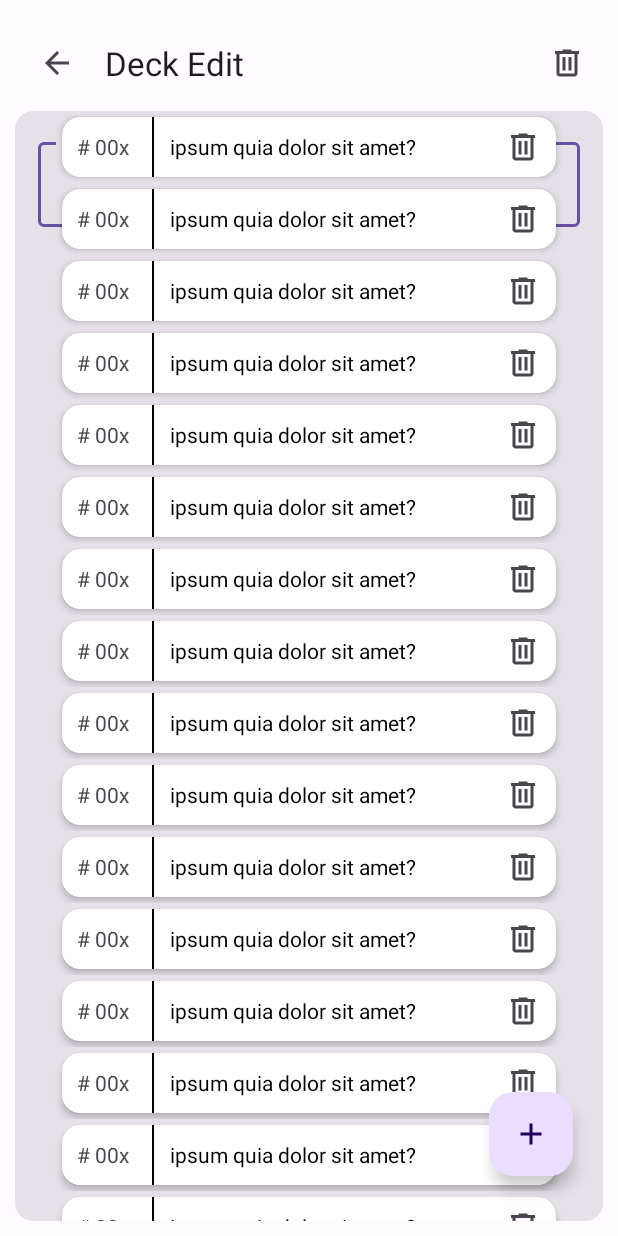
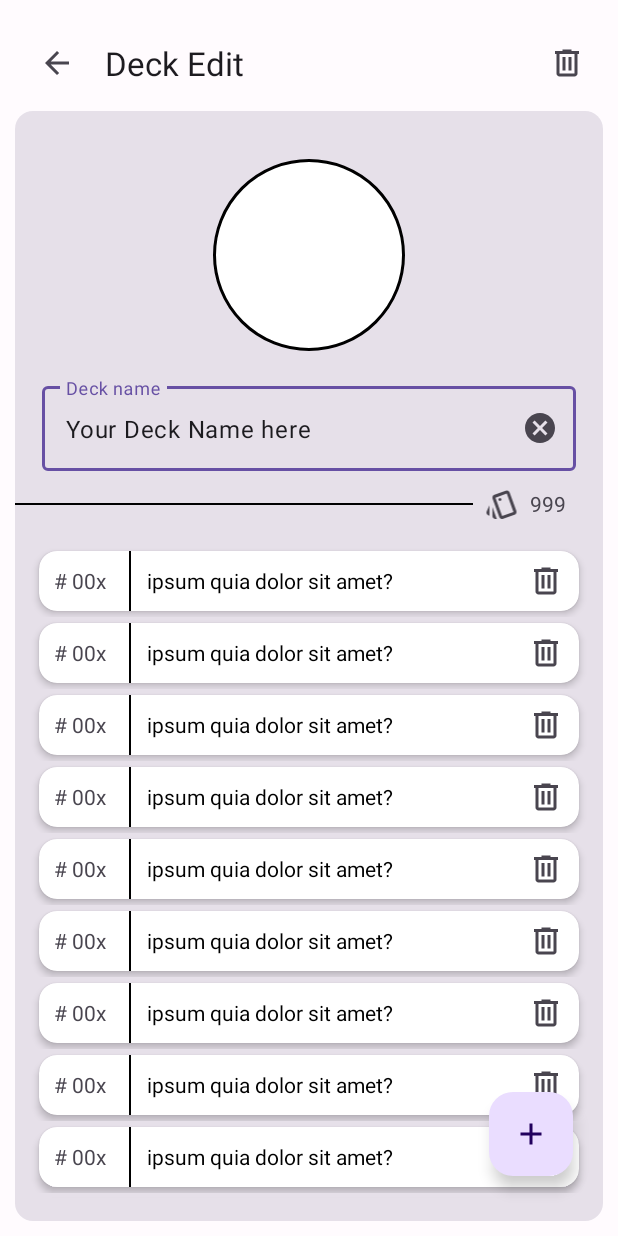
Before and after one commit to harouzie/android-final, an Android app: the DeckEditActivity screen opened directly, with no data from a screen before it, on a phone screen of 412 x 824 dp. Run offline under Robolectric (Android 15) with nearby library versions, the phone set to English and light mode, and no system bars.

Commit message:
UI patch 2.3.3 Deck Edit completion 100% - functionality binding in progress

```diff
--- /dev/null
+++ b/app/src/main/res/drawable/img_deck_cover.xml
@@ -0,0 +1,16 @@
+<shape xmlns:android="http://schemas.android.com/apk/res/android"
+    android:shape="oval">
+
+    <solid android:color="#FFFFFF"/>
+
+    <stroke
+        android:width="2dp"
+        android:color="#000000"/>
+
+    <padding
+        android:left="2dp"
+        android:top="2dp"
+        android:right="2dp"
+        android:bottom="2dp" />
+
+</shape>
--- a/app/src/main/res/layout/activity_deck_edit.xml
+++ b/app/src/main/res/layout/activity_deck_edit.xml
@@ -43,15 +43,27 @@
             android:layout_height="match_parent"
             android:background="@color/md_theme_light_deck_edit_grayish">
 
+            <androidx.appcompat.widget.AppCompatImageView
+                android:id="@+id/deckCover"
+                android:layout_centerHorizontal="true"
+                android:layout_marginTop="32dp"
+                android:src="@drawable/img_deck_cover"
+                android:scaleType="centerCrop"
+                android:layout_width="128dp"
+                android:layout_height="128dp"/>
+
             <com.google.android.material.textfield.TextInputLayout
                 android:layout_width="match_parent"
                 android:layout_height="wrap_content"
-                android:layout_margin="15dp">
+                android:layout_margin="18dp"
+                android:layout_below="@id/deckCover"
+                app:endIconMode="clear_text">
 
                 <com.google.android.material.textfield.TextInputEditText
                     android:layout_width="match_parent"
                     android:layout_height="wrap_content"
-                    android:hint="@string/ipsum_quia_dolor_sit_amet">
+                    android:hint="@string/deck_name"
+                    android:text="Your Deck Name here">
 
                 </com.google.android.material.textfield.TextInputEditText>
             </com.google.android.material.textfield.TextInputLayout>
@@ -60,8 +72,8 @@
                 android:id="@+id/dividerLayout"
                 android:layout_width="match_parent"
                 android:layout_height="wrap_content"
-                android:layout_above="@id/flashcardRCV"
                 android:orientation="horizontal"
+                android:layout_marginTop="250dp"
                 android:paddingRight="10dp">
 
                 <com.google.android.material.divider.MaterialDivider
@@ -92,8 +104,9 @@
                 android:id="@+id/flashcardRCV"
                 android:layout_width="match_parent"
                 android:layout_height="wrap_content"
-                android:layout_marginStart="15dp"
-                android:layout_marginEnd="15dp"
+                android:layout_below="@id/dividerLayout"
+                android:layout_marginTop="15dp"
+                android:layout_marginBottom="15dp"
                 android:layout_alignParentBottom="true"
                 android:layout_centerHorizontal="true" />
 
@@ -107,7 +120,6 @@
                 android:layout_marginEnd="20dp"
                 android:layout_marginBottom="30dp"
                 android:src="@drawable/ic_add"
-                app:fabSize="mini"
                 android:contentDescription="@string/add_new_card" />
 
         </RelativeLayout>
--- a/app/src/main/res/layout/fragment_deck_library.xml
+++ b/app/src/main/res/layout/fragment_deck_library.xml
@@ -1,5 +1,5 @@
 <?xml version="1.0" encoding="utf-8"?>
-<FrameLayout xmlns:android="http://schemas.android.com/apk/res/android"
+<RelativeLayout xmlns:android="http://schemas.android.com/apk/res/android"
     xmlns:app="http://schemas.android.com/apk/res-auto"
     xmlns:tools="http://schemas.android.com/tools"
     android:layout_width="match_parent"
@@ -23,6 +23,7 @@
                 android:layout_width="match_parent"
                 android:layout_height="wrap_content"/>
 
+
         </androidx.core.widget.NestedScrollView>
 
         <com.google.android.material.appbar.AppBarLayout
@@ -43,4 +44,13 @@
         </com.google.android.material.search.SearchView>
     </androidx.coordinatorlayout.widget.CoordinatorLayout>
 
-</FrameLayout>
+    <com.google.android.material.floatingactionbutton.FloatingActionButton
+        android:layout_width="56dp"
+        android:layout_height="56dp"
+        android:src="@drawable/ic_add"
+        android:layout_alignParentEnd="true"
+        android:layout_alignParentBottom="true"
+        android:layout_marginEnd="20dp"
+        android:layout_marginBottom="30dp"/>
+
+</RelativeLayout>
--- a/app/src/main/res/values/strings.xml
+++ b/app/src/main/res/values/strings.xml
@@ -33,4 +33,5 @@
     <string name="ipsum_quia_dolor_sit_amet">ipsum quia dolor sit amet?</string>
     <string name="_00x"># 00x</string>
     <string name="add_new_card">add new card</string>
+    <string name="deck_name">Deck name</string>
 </resources>
```
Also changed, not shown: app/src/main/res/drawable/checkered_pattern_lowres.png (added).
